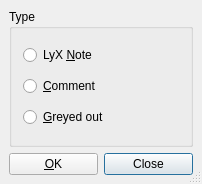
Old version of the form src/frontends/qt4/ui/NoteUi.ui in the repository cburschka/lyx.
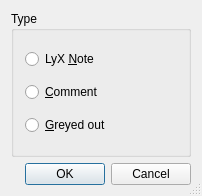
New version of the form.

What changed in the file:
```diff
--- a/src/frontends/qt4/ui/NoteUi.ui
+++ b/src/frontends/qt4/ui/NoteUi.ui
@@ -1,12 +1,12 @@
 <ui version="4.0" >
  <class>NoteUi</class>
- <widget class="QDialog" name="NoteUi" >
-  <property name="geometry" >
+ <widget class="QDialog" name="NoteUi">
+  <property name="geometry">
    <rect>
     <x>0</x>
     <y>0</y>
     <width>202</width>
-    <height>184</height>
+    <height>196</height>
    </rect>
   </property>
   <property name="windowTitle" >
@@ -15,48 +15,31 @@
   <property name="sizeGripEnabled" >
    <bool>true</bool>
   </property>
-  <layout class="QGridLayout" >
-   <property name="margin" >
-    <number>9</number>
-   </property>
-   <property name="spacing" >
-    <number>6</number>
-   </property>
-   <item row="1" column="1" >
-    <widget class="QPushButton" name="closePB" >
-     <property name="text" >
-      <string>Close</string>
-     </property>
-     <property name="default" >
-      <bool>true</bool>
-     </property>
-    </widget>
-   </item>
-   <item row="1" column="0" >
-    <widget class="QPushButton" name="okPB" >
-     <property name="text" >
-      <string>&amp;OK</string>
-     </property>
-     <property name="default" >
-      <bool>false</bool>
-     </property>
-    </widget>
-   </item>
-   <item row="0" column="0" colspan="2" >
-    <widget class="QGroupBox" name="NoteBG" >
-     <property name="title" >
+  <layout class="QGridLayout" name="gridLayout">
+   <item row="0" column="0">
+    <widget class="QGroupBox" name="NoteBG">
+     <property name="title">
       <string>Type</string>
      </property>
-     <layout class="QVBoxLayout" >
-      <property name="margin" >
-       <number>11</number>
-      </property>
-      <property name="spacing" >
+     <layout class="QVBoxLayout">
+      <property name="spacing">
        <number>6</number>
       </property>
+      <property name="leftMargin">
+       <number>11</number>
+      </property>
+      <property name="topMargin">
+       <number>11</number>
+      </property>
+      <property name="rightMargin">
+       <number>11</number>
+      </property>
+      <property name="bottomMargin">
+       <number>11</number>
+      </property>
       <item>
-       <widget class="QRadioButton" name="noteRB" >
-        <property name="toolTip" >
+       <widget class="QRadioButton" name="noteRB">
+        <property name="toolTip">
          <string>LyX internal only</string>
         </property>
         <property name="text" >
@@ -65,8 +48,8 @@
        </widget>
       </item>
       <item>
-       <widget class="QRadioButton" name="commentRB" >
-        <property name="toolTip" >
+       <widget class="QRadioButton" name="commentRB">
+        <property name="toolTip">
          <string>Export to LaTeX/Docbook but don't print</string>
         </property>
         <property name="text" >
@@ -75,8 +58,8 @@
        </widget>
       </item>
       <item>
-       <widget class="QRadioButton" name="greyedoutRB" >
-        <property name="toolTip" >
+       <widget class="QRadioButton" name="greyedoutRB">
+        <property name="toolTip">
          <string>Print as grey text</string>
         </property>
         <property name="text" >
@@ -87,6 +70,13 @@
      </layout>
     </widget>
    </item>
+   <item row="1" column="0">
+    <widget class="QDialogButtonBox" name="buttonBox">
+     <property name="standardButtons">
+      <set>QDialogButtonBox::Cancel|QDialogButtonBox::Ok</set>
+     </property>
+    </widget>
+   </item>
   </layout>
  </widget>
  <tabstops>
```
Left out of the diff: 17 changed lines with no effect on the pictures.
